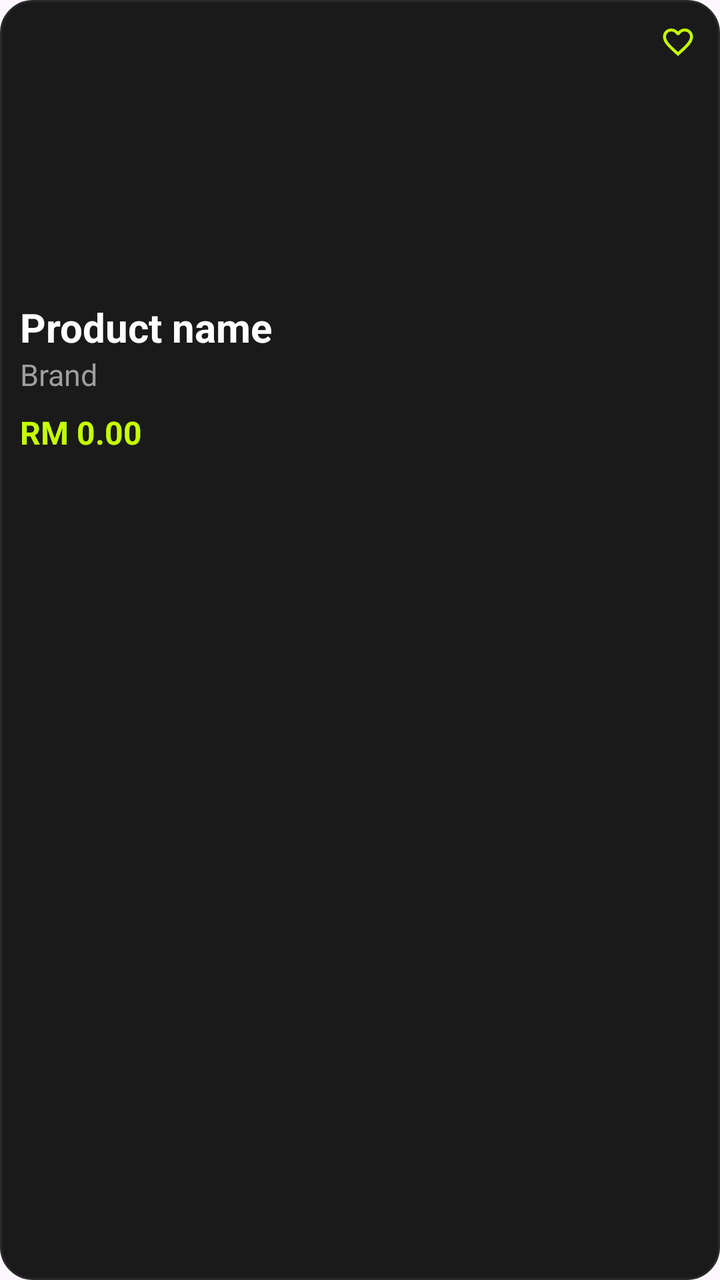
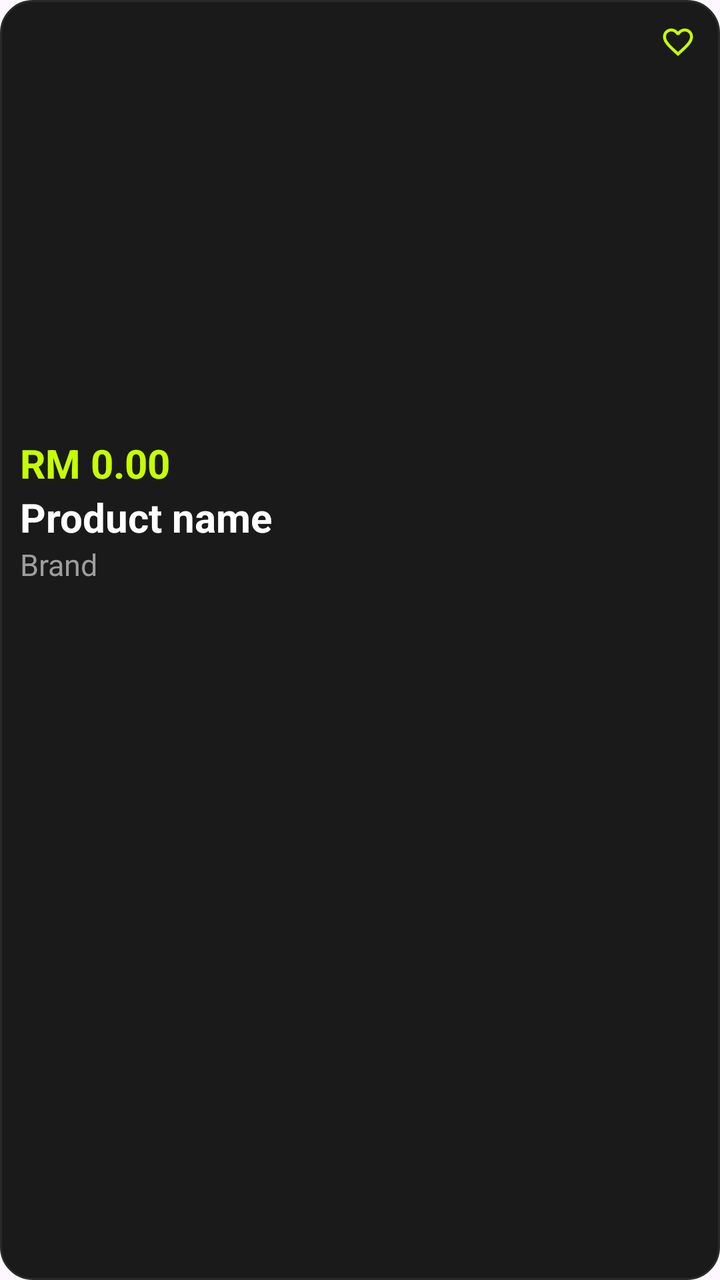

Before-and-after screenshots of an Android layout around one commit, followed by the original layout XML and the change that was made.
<!-- AndroidManifest.xml: application theme Theme.OrderingSystem -->
<!-- res/layout/item_product_home.xml -->
<?xml version="1.0" encoding="utf-8"?>
<LinearLayout xmlns:android="http://schemas.android.com/apk/res/android"
    xmlns:app="http://schemas.android.com/apk/res-auto"
    android:layout_width="match_parent"
    android:layout_height="wrap_content"
    android:layout_margin="6dp"
    android:background="@drawable/bg_dark_card"
    android:clickable="true"
    android:focusable="true"
    android:orientation="vertical"
    android:padding="10dp">

    <FrameLayout
        android:layout_width="match_parent"
        android:layout_height="140dp">

        <ImageView
            android:id="@+id/imgProduct"
            android:layout_width="match_parent"
            android:layout_height="match_parent"
            android:scaleType="centerCrop" />

        <ImageView
            android:id="@+id/btnHeart"
            android:layout_width="22dp"
            android:layout_height="22dp"
            android:layout_gravity="top|end"
            android:clickable="true"
            android:focusable="true"
            android:padding="2dp"
            android:src="@drawable/ic_heart_outline"
            app:tint="@color/neon_green" />
    </FrameLayout>

    <TextView
        android:id="@+id/tvTitle"
        android:layout_width="match_parent"
        android:layout_height="wrap_content"
        android:ellipsize="end"
        android:maxLines="1"
        android:text="Product name"
        android:textColor="@color/white"
        android:textSize="20sp"
        android:textStyle="bold" />

    <TextView
        android:id="@+id/tvBrand"
        android:layout_width="wrap_content"
        android:layout_height="wrap_content"
        android:text="Brand"
        android:textColor="@color/text_grey"
        android:textSize="15sp" />

    <TextView
        android:id="@+id/tvPrice"
        android:layout_width="wrap_content"
        android:layout_height="wrap_content"
        android:layout_marginTop="8dp"
        android:text="RM 0.00"
        android:textColor="@color/neon_green"
        android:textSize="16sp"
        android:textStyle="bold" />

</LinearLayout>
<!-- resources referenced by this layout -->
<resources>
  <color name="neon_green">#C6FF00</color>
  <color name="text_grey">#9E9E9E</color>
  <color name="white">#FFFFFFFF</color>
  <!-- drawable bg_dark_card (drawable) -->
  <?xml version="1.0" encoding="utf-8"?>
  <shape xmlns:android="http://schemas.android.com/apk/res/android" android:shape="rectangle">
      <solid android:color="@color/bg_card_dark" />
      <stroke android:width="1dp" android:color="@color/bg_card_dark_border" />
      <corners android:radius="16dp" />
  </shape>
  <!-- drawable ic_heart_outline (drawable) -->
  <vector xmlns:android="http://schemas.android.com/apk/res/android"
      android:width="24dp" android:height="24dp" android:viewportWidth="24" android:viewportHeight="24">
      <path android:fillColor="#FFFFFFFF" android:pathData="M16.5,3c-1.74,0 -3.41,0.81 -4.5,2.09C10.91,3.81 9.24,3 7.5,3 4.42,3 2,5.42 2,8.5c0,3.78 3.4,6.86 8.55,11.54L12,21.35l1.45,-1.32C18.6,15.36 22,12.28 22,8.5 22,5.42 19.58,3 16.5,3zM12.1,18.55l-0.1,0.1 -0.11,-0.1C7.14,14.24 4,11.39 4,8.5 4,6.5 5.5,5 7.5,5c1.54,0 3.04,0.99 3.57,2.36h1.87C13.46,5.99 14.96,5 16.5,5 18.5,5 20,6.5 20,8.5c0,2.89 -3.14,5.74 -7.9,10.05z"/>
  </vector>
  <style name="Theme.OrderingSystem" parent="Base.Theme.OrderingSystem" />
  <color name="bg_card_dark">#1A1A1A</color>
  <color name="bg_card_dark_border">#2A2A2A</color>
  <style name="Base.Theme.OrderingSystem" parent="Theme.Material3.DayNight.NoActionBar">
          
          
      </style>
</resources>

<!-- the commit's change to res/layout/item_product_home.xml (unified diff, before → after) -->
@@ -12,7 +12,7 @@
 
     <FrameLayout
         android:layout_width="match_parent"
-        android:layout_height="140dp">
+        android:layout_height="200dp">
 
         <ImageView
             android:id="@+id/imgProduct"
@@ -33,6 +33,16 @@
     </FrameLayout>
 
     <TextView
+        android:id="@+id/tvPrice"
+        android:layout_width="wrap_content"
+        android:layout_height="wrap_content"
+        android:layout_marginTop="8dp"
+        android:text="RM 0.00"
+        android:textColor="@color/neon_green"
+        android:textSize="20sp"
+        android:textStyle="bold" />
+
+    <TextView
         android:id="@+id/tvTitle"
         android:layout_width="match_parent"
         android:layout_height="wrap_content"
@@ -51,14 +61,4 @@
         android:textColor="@color/text_grey"
         android:textSize="15sp" />
 
-    <TextView
-        android:id="@+id/tvPrice"
-        android:layout_width="wrap_content"
-        android:layout_height="wrap_content"
-        android:layout_marginTop="8dp"
-        android:text="RM 0.00"
-        android:textColor="@color/neon_green"
-        android:textSize="16sp"
-        android:textStyle="bold" />
-
 </LinearLayout>
